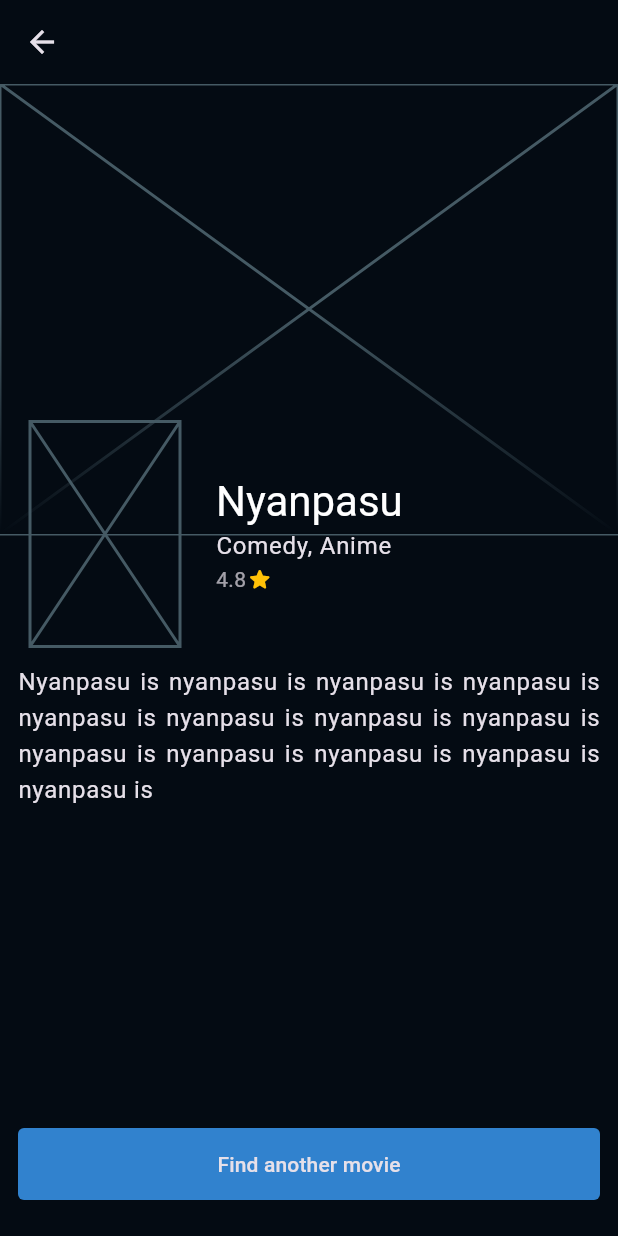
After one commit to Niko-Cloud/movie-recommend-flutter, a Flutter app: the ResultScreen screen opened directly, on a phone screen of 412 x 824 dp. The commit adds this screen. Run offline on Flutter 3.47's test engine with Material 3 defaults, Android fonts, the phone set to English and light mode, and no system bars; our stand-ins replace equatable.

Commit message:
Finishing UI

```diff
--- a/lib/core/widgets/primary_button.dart
+++ b/lib/core/widgets/primary_button.dart
@@ -1,4 +1,3 @@
-import 'package:flutter/cupertino.dart';
 import 'package:flutter/material.dart';
 import 'package:movie_recomendation/core/constant.dart';
 
--- a/lib/features/movie_flow/genre/genre_screen.dart
+++ b/lib/features/movie_flow/genre/genre_screen.dart
@@ -1,4 +1,3 @@
-import 'package:flutter/cupertino.dart';
 import 'package:flutter/material.dart';
 import 'package:movie_recomendation/core/constant.dart';
 import 'package:movie_recomendation/core/widgets/primary_button.dart';
@@ -45,7 +44,6 @@ class _GenreScreenState extends State<GenreScreen> {
     return Scaffold(
       appBar: AppBar(
         leading: BackButton(
-          color: Colors.black,
           onPressed: widget.previousPage,
         ),
       ),
--- a/lib/features/movie_flow/landing/landing_screen.dart
+++ b/lib/features/movie_flow/landing/landing_screen.dart
@@ -1,4 +1,3 @@
-import 'package:flutter/cupertino.dart';
 import 'package:flutter/material.dart';
 import 'package:movie_recomendation/core/constant.dart';
 import 'package:movie_recomendation/core/widgets/primary_button.dart';
--- /dev/null
+++ b/lib/features/movie_flow/result/movie.dart
@@ -0,0 +1,55 @@
+import 'package:flutter/material.dart';
+import 'package:equatable/equatable.dart';
+
+import '../genre/genre.dart';
+
+@immutable
+class Movie extends Equatable {
+  final String title;
+  final String overview;
+  final num voteAverage;
+  final List<Genre> genres;
+  final String releaseDate;
+  final String? backdropPath;
+  final String? posterPath;
+
+  const Movie({
+    required this.title,
+    required this.overview,
+    required this.voteAverage,
+    required this.genres,
+    required this.releaseDate,
+    this.backdropPath,
+    this.posterPath,
+  });
+
+  Movie.initial()
+      : this(
+          title: "",
+          overview: "",
+          voteAverage: 0,
+          genres: [],
+          releaseDate: "",
+          backdropPath: "",
+          posterPath: "",
+        );
+
+  String get genresCommaSeparated =>
+      genres.map((e) => e.name).toList().join(", ");
+
+  @override
+  String toString() {
+    return "Movie(title: $title, overview: $overview, voteAverage: $voteAverage, genres: $genres, releaseDate: $releaseDate, backdropPath: $backdropPath, posterPath: $posterPath)";
+  }
+
+  @override
+  List<Object?> get props => [
+        title,
+        overview,
+        voteAverage,
+        genres,
+        releaseDate,
+        backdropPath,
+        posterPath,
+      ];
+}
--- /dev/null
+++ b/lib/features/movie_flow/result/result_screen.dart
@@ -0,0 +1,146 @@
+import 'package:flutter/material.dart';
+import 'package:movie_recomendation/core/constant.dart';
+import 'package:movie_recomendation/core/widgets/primary_button.dart';
+import 'package:movie_recomendation/features/movie_flow/genre/genre.dart';
+
+import 'movie.dart';
+
+class ResultScreen extends StatelessWidget {
+  static route({bool fullscreenDialog = true}) =>
+      MaterialPageRoute(builder: (context) => const ResultScreen());
+
+  const ResultScreen({super.key});
+
+  final double movieHeight = 150;
+
+  final movie = const Movie(
+    title: "Nyanpasu",
+    overview:
+        "Nyanpasu is nyanpasu is nyanpasu is nyanpasu is nyanpasu is nyanpasu is nyanpasu is nyanpasu is nyanpasu is nyanpasu is nyanpasu is nyanpasu is nyanpasu is ",
+    voteAverage: 1.1,
+    genres: [Genre(name: "Comedy"), Genre(name: "Anime")],
+    releaseDate: "2021-01-01",
+    backdropPath: "",
+    posterPath: "",
+  );
+
+  @override
+  Widget build(BuildContext context) {
+    return Scaffold(
+      appBar: AppBar(),
+      body: Column(
+        children: [
+          Expanded(
+            child: ListView(children: [
+              Stack(
+                clipBehavior: Clip.none,
+                children: [
+                  const CoverImage(),
+                  Positioned(
+                    child: MovieImageDetails(
+                      movie: movie,
+                      movieHeight: movieHeight,
+                    ),
+                    width: MediaQuery.of(context).size.width,
+                    bottom: -(movieHeight / 2),
+                  )
+                ],
+              ),
+              SizedBox(height: movieHeight / 2),
+              Padding(
+                padding: const EdgeInsets.all(12.0),
+                child: Text(
+                  movie.overview,
+                  style: Theme.of(context).textTheme.bodyLarge,
+                  textAlign: TextAlign.justify,
+                ),
+              )
+            ]),
+          ),
+          PrimaryButton(
+            onPressed: () => Navigator.of(context).pop(),
+            text: "Find another movie",
+          ),
+          const SizedBox(height: kMediumSpacing,)
+        ],
+      ),
+    );
+  }
+}
+
+class MovieImageDetails extends StatelessWidget {
+  const MovieImageDetails(
+      {super.key, required this.movie, required this.movieHeight});
+
+  final double movieHeight;
+  final Movie movie;
+
+  @override
+  Widget build(BuildContext context) {
+    final theme = Theme.of(context);
+    return Padding(
+      padding: const EdgeInsets.symmetric(horizontal: 20),
+      child: Row(
+        children: [
+          SizedBox(
+            width: 100,
+            height: movieHeight,
+            child: const Placeholder(),
+          ),
+          const SizedBox(
+            width: kMediumSpacing,
+          ),
+          Expanded(
+              child: Column(
+                  crossAxisAlignment: CrossAxisAlignment.start,
+                  children: [
+                Text(
+                  movie.title,
+                  style: theme.textTheme.headlineMedium,
+                ),
+                Text(
+                  movie.genresCommaSeparated,
+                  style: theme.textTheme.bodyLarge,
+                ),
+                Row(
+                  children: [
+                    Text("4.8",
+                        style: theme.textTheme.bodyMedium?.copyWith(
+                          color: theme.textTheme.bodyMedium?.color
+                              ?.withOpacity(0.7),
+                        )),
+                    const Icon(
+                      Icons.star_rounded,
+                      color: Colors.amber,
+                      size: 18,
+                    )
+                  ],
+                )
+              ]))
+        ],
+      ),
+    );
+  }
+}
+
+class CoverImage extends StatelessWidget {
+  const CoverImage({super.key});
+
+  @override
+  Widget build(BuildContext context) {
+    return Container(
+      constraints: const BoxConstraints.expand(height: 300),
+      child: ShaderMask(
+        shaderCallback: (rect) {
+          return LinearGradient(colors: [
+            Theme.of(context).scaffoldBackgroundColor,
+            Colors.transparent,
+          ], begin: Alignment.center, end: Alignment.bottomCenter)
+              .createShader(Rect.fromLTRB(0, 0, rect.width, rect.height));
+        },
+        blendMode: BlendMode.dstIn,
+        child: const Placeholder(),
+      ),
+    );
+  }
+}
```
Also changed, not shown: lib/features/movie_flow/movie_flow.dart (+5 -3 lines), lib/features/movie_flow/rating/rating_screen.dart (added, +71 -0 lines), lib/features/movie_flow/years_back/years_back_screen.dart (added, +73 -0 lines), lib/theme/custom_theme.dart (+11 -0 lines).
